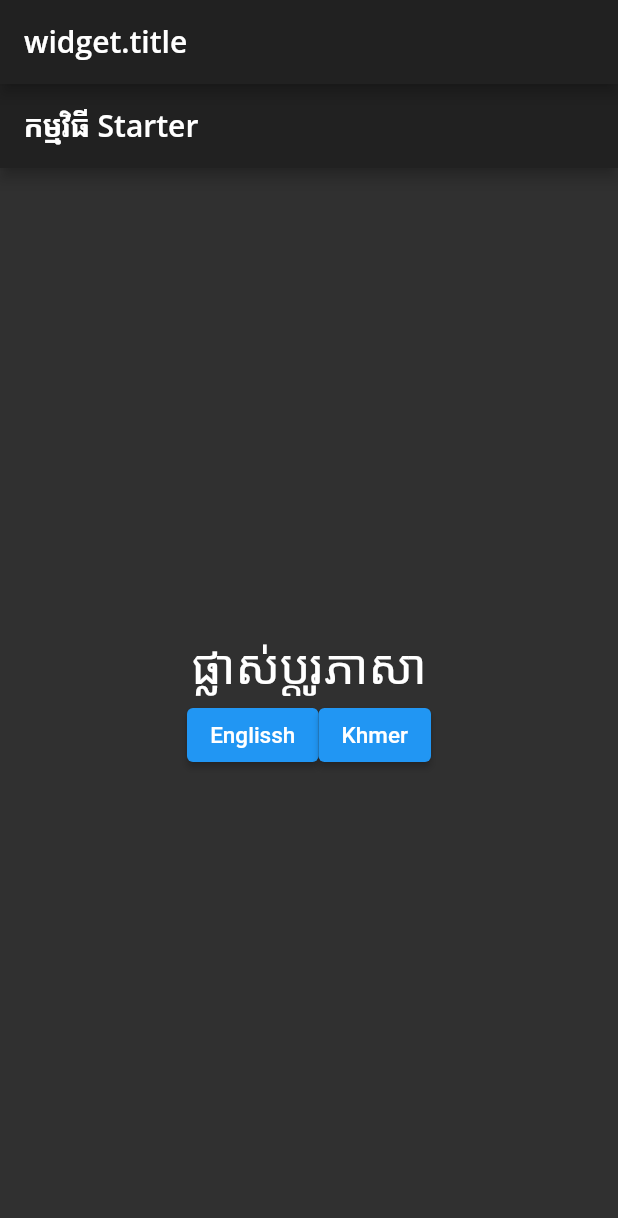
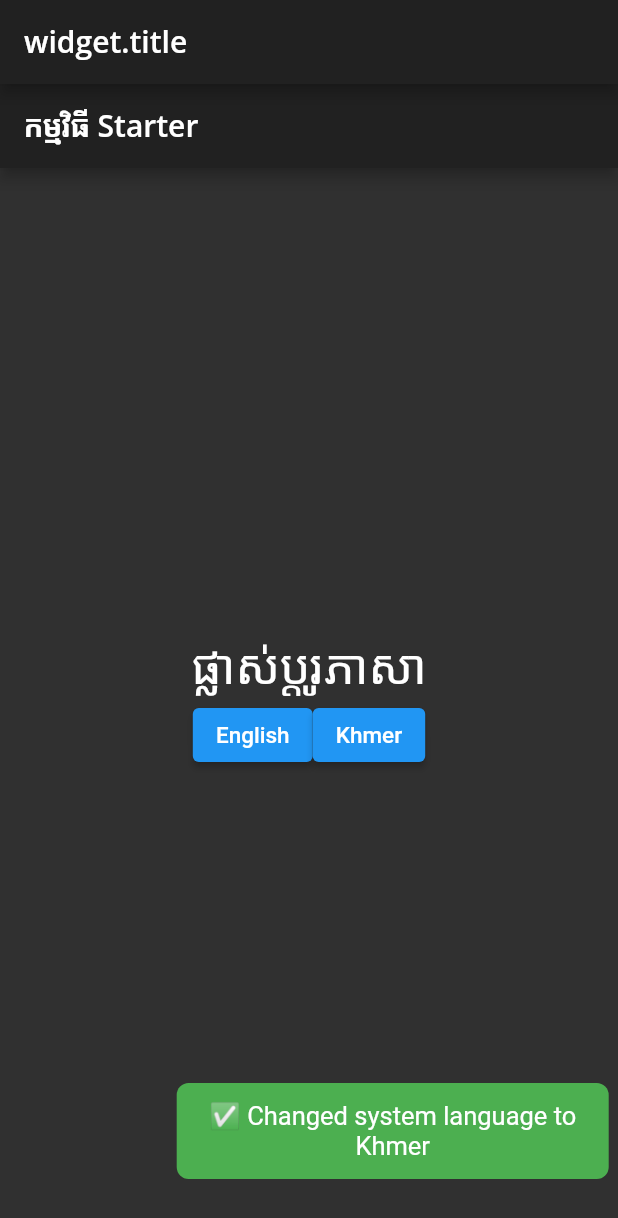
Before and after one commit to chhinsras/MiniStarter, a Flutter app: the screen it shows after launch, after a tap on "Khmer", on a phone screen of 412 x 824 dp. Shown: the top 1218 px of the screen. Run offline on Flutter 3.47's test engine with Material 2 defaults, Android fonts, the phone set to English and light mode, and no system bars; our stand-ins replace auto_route, bot_toast, dio, flutter_riverpod, google_fonts, shared_preferences; network calls fail.

Commit message:
added bot_toast

```diff
--- a/hybrid/assets/i18n/en.json
+++ b/hybrid/assets/i18n/en.json
@@ -1,4 +1,6 @@
 {
     "app_title": "Mini Starter",
-    "app_message": "Change your language."
+    "app_message": "Change your language.",
+    "switch_language_km": "Changed system language to Khmer",
+    "switch_language_en": "Changed system language to English"
 }
--- a/hybrid/assets/i18n/km.json
+++ b/hybrid/assets/i18n/km.json
@@ -1,4 +1,6 @@
 {
     "app_title": "កម្មវិធី Starter",
-    "app_message": "ផ្លាស់ប្តូរភាសា"
+    "app_message": "ផ្លាស់ប្តូរភាសា",
+    "switch_language_km": "ប្រព័ន្ធបានប្តូរទៅជាភាសាខ្មែរ",
+    "switch_language_en": "ប្រព័ន្ធបានប្តូរទៅជាភាសាអង់គ្លេស"
 }
--- a/hybrid/lib/api/agent.dart
+++ b/hybrid/lib/api/agent.dart
@@ -2,6 +2,7 @@ import 'dart:async';
 import 'dart:convert';
 import 'package:dio/dio.dart';
 import 'package:flutter/material.dart';
+import '../helpers/helpers.dart';
 import '../models/models.dart';
 
 class Agent {
@@ -23,9 +24,13 @@ class Agent {
       final response = e.response!;
       switch (response.statusCode) {
         case 400:
+          Toastr.showBadRequest();
           break;
         case 401:
-          // toast(response.statusMessage);
+          Toastr.showUnauthorized();
+          break;
+        case 403:
+          Toastr.showAccessDenied();
           break;
         case 500:
           // toast(response.statusMessage);
@@ -52,6 +57,7 @@ class Agent {
         responseType: ResponseType.plain,
       ),
     );
+    print(response);
     List<Audit> result = [];
 
     (jsonDecode(response.data.toString())).forEach((element) {
--- a/hybrid/lib/components/app_language.dart
+++ b/hybrid/lib/components/app_language.dart
@@ -1,6 +1,7 @@
 import 'package:flutter/material.dart';
 import 'package:flutter_riverpod/flutter_riverpod.dart';
 import 'package:hybrid/extensions/extensions.dart';
+import 'package:hybrid/helpers/helpers.dart';
 import '../providers/providers.dart';
 
 class AppLanguage extends ConsumerWidget {
@@ -29,12 +30,18 @@ class AppLanguage extends ConsumerWidget {
                 ElevatedButton(
                   onPressed: () {
                     appManager.changeLanguage(const Locale("en"));
+                    Toastr.showSuccessAction(
+                        text: context.localization
+                            .translate('switch_language_en'));
                   },
-                  child: const Text('Englissh'),
+                  child: const Text('English'),
                 ),
                 ElevatedButton(
                   onPressed: () {
                     appManager.changeLanguage(const Locale("km"));
+                    Toastr.showSuccessAction(
+                        text: context.localization
+                            .translate('switch_language_km'));
                   },
                   child: const Text('Khmer'),
                 )
--- a/hybrid/lib/helpers/helpers.dart
+++ b/hybrid/lib/helpers/helpers.dart
@@ -1 +1,2 @@
 export 'app_localizations.dart';
+export 'toastr.dart';
--- /dev/null
+++ b/hybrid/lib/helpers/toastr.dart
@@ -0,0 +1,39 @@
+import 'package:bot_toast/bot_toast.dart';
+import 'package:flutter/material.dart';
+
+class Toastr {
+  static showSuccessAction({required String text}) {
+    BotToast.showText(
+      text: '✅ ' + text,
+      contentColor: Colors.green,
+      contentPadding: const EdgeInsets.all(12.0),
+      align: const Alignment(0.9, 0.9),
+    );
+  }
+
+  static showUnauthorized() {
+    BotToast.showText(
+      text: "Unauthorized.",
+      contentColor: Colors.red,
+      contentPadding: const EdgeInsets.all(12.0),
+      align: const Alignment(0.9, 0.9),
+    );
+  }
+
+  static showAccessDenied() {
+    BotToast.showText(
+      text: "Access Denied.",
+      contentColor: Colors.amber,
+      contentPadding: const EdgeInsets.all(12.0),
+      align: const Alignment(0.9, 0.9),
+    );
+  }
+
+  static showBadRequest() {
+    BotToast.showText(
+        text: 'Bad Request',
+        contentColor: Colors.red,
+        contentPadding: const EdgeInsets.all(12.0),
+        align: const Alignment(0.9, 0.9));
+  }
+}
--- a/hybrid/lib/main.dart
+++ b/hybrid/lib/main.dart
@@ -1,3 +1,4 @@
+import 'package:auto_route/auto_route.dart';
 import 'package:flutter/cupertino.dart';
 import 'package:flutter/material.dart';
 import 'package:flutter_riverpod/flutter_riverpod.dart';
@@ -6,6 +7,7 @@ import 'helpers/app_localizations.dart';
 import 'providers/app_provider.dart';
 import 'package:flutter_localizations/flutter_localizations.dart';
 import 'providers/providers.dart';
+import 'package:bot_toast/bot_toast.dart';
 
 void main() async {
   runApp(ProviderScope(child: MyApp()));
@@ -41,7 +43,9 @@ class MyApp extends ConsumerWidget {
           GlobalCupertinoLocalizations.delegate,
           DefaultCupertinoLocalizations.delegate,
         ],
-        routerDelegate: _appRouter.delegate(),
+        builder: BotToastInit(),
+        routerDelegate: AutoRouterDelegate(_appRouter,
+            navigatorObservers: () => [BotToastNavigatorObserver()]),
         routeInformationParser: _appRouter.defaultRouteParser(),
       ),
     );
--- a/hybrid/lib/views/home/home_page.dart
+++ b/hybrid/lib/views/home/home_page.dart
@@ -1,4 +1,3 @@
-import 'package:dio/dio.dart';
 import 'package:flutter/material.dart';
 import 'package:hybrid/api/agent.dart';
 
--- a/hybrid/pubspec.yaml
+++ b/hybrid/pubspec.yaml
@@ -16,6 +16,7 @@ dependencies:
   flutter:
     sdk: flutter
   flutter_colorpicker: ^0.6.0
+  bot_toast: ^4.0.1
   flutter_localizations:
     sdk: flutter
   flutter_riverpod: ^1.0.3
@@ -36,12 +37,12 @@ dependencies:
   uuid: ^3.0.4
 
 dev_dependencies:
+  auto_route_generator: ^3.2.3
   build_runner: ^2.1.1
   flutter_lints: ^1.0.0
   flutter_test:
     sdk: flutter
   json_serializable: ^6.2.0
-  auto_route_generator: ^3.2.3
 
 flutter:
   uses-material-design: true
```
Also changed, not shown: hybrid/pubspec.lock.
